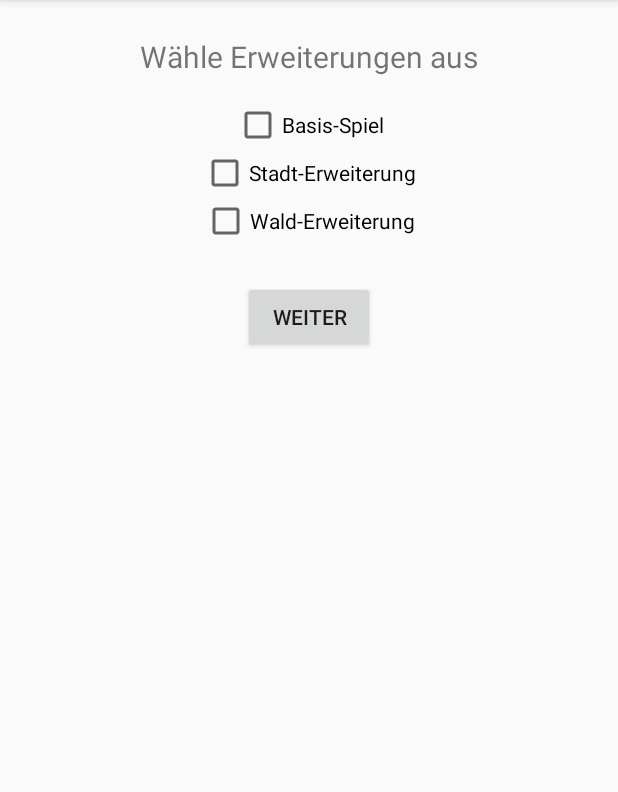
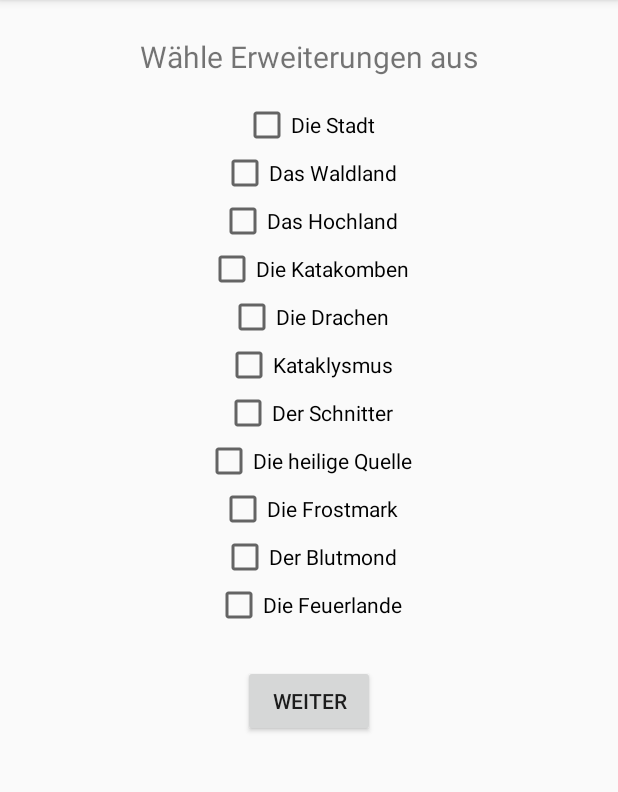
Before and after one commit to MaximaSim/TalismanV01, an Android app built with Jetpack Compose: the ExpansionSelectionActivity screen opened directly, with no data from a screen before it, on a phone screen of 412 x 824 dp, the part 84-876 px from its top. Run offline under Robolectric (Android 15) with nearby library versions, the phone set to English and light mode, and no system bars.

Commit message:
Erweiterungen eingefügt

```diff
--- a/app/src/main/java/com/example/talismanv01/CharacterManager.java
+++ b/app/src/main/java/com/example/talismanv01/CharacterManager.java
@@ -21,4 +21,7 @@ public class CharacterManager {
     public static List<GameCharacter> getAllCharacters() {
         return allCharacters;
     }
+
+    //Erweiterungsname: High=Hochland, KK=Katakomben, City=Stadt, Forest=Waldland, Drag=Die Drachen,
+    //KL=Kataklysmus, Sn=Schnitter, Quell=Die heilige Quelle, Frost=Frostmark, Blood=Blutmond, Fire=Feuerlande
 }
--- a/app/src/main/java/com/example/talismanv01/CharacterSelectionActivity.java
+++ b/app/src/main/java/com/example/talismanv01/CharacterSelectionActivity.java
@@ -1,8 +1,8 @@
 package com.example.talismanv01;
-
 import android.content.Intent;
 import android.os.Bundle;
 import android.widget.Button;
+import android.widget.Toast;
 import androidx.appcompat.app.AppCompatActivity;
 import java.util.ArrayList;
 import java.util.Random;
@@ -14,7 +14,6 @@ public class CharacterSelectionActivity extends AppCompatActivity {
     private ArrayList<String> selectedExpansions;
     private ArrayList<GameCharacter> validCharacters;
     private ArrayList<GameCharacter> displayedCharacters = new ArrayList<>();
-
 
     @Override
     protected void onCreate(Bundle savedInstanceState) {
@@ -41,10 +40,13 @@ public class CharacterSelectionActivity extends AppCompatActivity {
 
         // Setze OnClickListener für den Random-Button
         btnRandomCharacter.setOnClickListener(v -> {
-            // Wähle einen einzelnen zufälligen Charakter aus
+            // Wähle einen einzelnen zufälligen Charakter aus, der nicht bereits angezeigt wird
             GameCharacter randomCharacter = getRandomSingleCharacter();
             if (randomCharacter != null) {
                 openCharacterDisplay(randomCharacter);
+            } else {
+                // Falls kein weiterer Charakter verfügbar ist
+                Toast.makeText(this, "Keine weiteren Charaktere verfügbar", Toast.LENGTH_SHORT).show();
             }
         });
     }
@@ -52,6 +54,10 @@ public class CharacterSelectionActivity extends AppCompatActivity {
     // Methode zum Aktualisieren der 3 Hauptcharakterbuttons
     private void updateCharacterButtons() {
         ArrayList<GameCharacter> randomCharacters = getRandomCharacters(3);
+
+        // Speichere die aktuell angezeigten Charaktere
+        displayedCharacters.clear();
+        displayedCharacters.addAll(randomCharacters);
 
         // Falls keine oder zu wenige Charaktere gefunden wurden
         if (randomCharacters.size() < 3) {
@@ -89,7 +95,7 @@ public class CharacterSelectionActivity extends AppCompatActivity {
         btnCharacter3.setOnClickListener(v -> openCharacterDisplay(randomCharacters.get(2)));
     }
 
-    // Methode für einen einzelnen Zufallscharakter
+    // Methode für einen einzelnen Zufallscharakter, der nicht bereits angezeigt wird
     private GameCharacter getRandomSingleCharacter() {
         ArrayList<GameCharacter> remainingCharacters = new ArrayList<>();
 
@@ -99,17 +105,17 @@ public class CharacterSelectionActivity extends AppCompatActivity {
             }
         }
 
-        if (remainingCharacters.isEmpty()) return null;
+        if (remainingCharacters.isEmpty()) {
+            return null;
+        }
 
         Random rand = new Random();
         int randomIndex = rand.nextInt(remainingCharacters.size());
         return remainingCharacters.get(randomIndex);
     }
 
-
     private ArrayList<GameCharacter> getRandomCharacters(int count) {
         ArrayList<GameCharacter> randomCharacters = new ArrayList<>();
-        displayedCharacters = new ArrayList<>(randomCharacters);
 
         // Sicherstellen, dass wir genügend gültige Charaktere haben
         if (validCharacters.size() < count) {
@@ -120,6 +126,7 @@ public class CharacterSelectionActivity extends AppCompatActivity {
 
         Random rand = new Random();
         for (int i = 0; i < count; i++) {
+            if (availableCharacters.isEmpty()) break;
             int randomIndex = rand.nextInt(availableCharacters.size());
             GameCharacter randomCharacter = availableCharacters.get(randomIndex);
             randomCharacters.add(randomCharacter);
--- a/app/src/main/java/com/example/talismanv01/ExpansionSelectionActivity.java
+++ b/app/src/main/java/com/example/talismanv01/ExpansionSelectionActivity.java
@@ -10,23 +10,40 @@ import java.util.ArrayList;
 
 public class ExpansionSelectionActivity extends AppCompatActivity {
 
-    private CheckBox cbBase, cbCity, cbForest;
+    private CheckBox cbCity, cbForest, cbHigh, cbKK, cbDrag, cbKL, cbSn, cbQuell, cbFrost, cbBlood, cbFire;
 
     @Override
     protected void onCreate(Bundle savedInstanceState) {
         super.onCreate(savedInstanceState);
         setContentView(R.layout.activity_expansion_selection);
 
-        cbBase = findViewById(R.id.cbBase);
         cbCity = findViewById(R.id.cbCity);
         cbForest = findViewById(R.id.cbForest);
+        cbHigh = findViewById(R.id.cbHigh);
+        cbKK = findViewById(R.id.cbKK);
+        cbDrag = findViewById(R.id.cbDrag);
+        cbKL = findViewById(R.id.cbKL);
+        cbSn = findViewById(R.id.cbSn);
+        cbQuell = findViewById(R.id.cbQuell);
+        cbFrost = findViewById(R.id.cbFrost);
+        cbBlood = findViewById(R.id.cbBlood);
+        cbFire = findViewById(R.id.cbFire);
 
         Button confirmButton = findViewById(R.id.btnConfirm);
         confirmButton.setOnClickListener(v -> {
             ArrayList<String> selectedExpansions = new ArrayList<>();
-            if (cbBase.isChecked()) selectedExpansions.add("Base");
-            if (cbCity.isChecked()) selectedExpansions.add("City");
+            selectedExpansions.add("Base");
+            if (cbCity.isChecked()) selectedExpansions.add("City") ;
             if (cbForest.isChecked()) selectedExpansions.add("Forest");
+            if(cbHigh.isChecked()) selectedExpansions.add("High");
+            if(cbKK.isChecked()) selectedExpansions.add("KK");
+            if(cbDrag.isChecked()) selectedExpansions.add("Drag");
+            if(cbKL.isChecked()) selectedExpansions.add("KL");
+            if(cbSn.isChecked()) selectedExpansions.add("Sn");
+            if(cbQuell.isChecked()) selectedExpansions.add("Quell");
+            if(cbFrost.isChecked()) selectedExpansions.add("Frost");
+            if(cbBlood.isChecked()) selectedExpansions.add("Blood");
+            if(cbFire.isChecked()) selectedExpansions.add("Fire");
 
             if(!selectedExpansions.isEmpty()) {
                 Intent intent = new Intent(this, CharacterSelectionActivity.class);
--- a/app/src/main/res/layout/activity_expansion_selection.xml
+++ b/app/src/main/res/layout/activity_expansion_selection.xml
@@ -18,22 +18,70 @@
             android:layout_marginBottom="16dp" />
 
         <CheckBox
-            android:id="@+id/cbBase"
-            android:layout_width="wrap_content"
-            android:layout_height="wrap_content"
-            android:text="Basis-Spiel" />
-
-        <CheckBox
             android:id="@+id/cbCity"
             android:layout_width="wrap_content"
             android:layout_height="wrap_content"
-            android:text="Stadt-Erweiterung" />
+            android:text="Die Stadt" />
 
         <CheckBox
             android:id="@+id/cbForest"
             android:layout_width="wrap_content"
             android:layout_height="wrap_content"
-            android:text="Wald-Erweiterung" />
+            android:text="Das Waldland" />
+
+        <CheckBox
+            android:id="@+id/cbHigh"
+            android:layout_width="wrap_content"
+            android:layout_height="wrap_content"
+            android:text="Das Hochland" />
+
+        <CheckBox
+            android:id="@+id/cbKK"
+            android:layout_width="wrap_content"
+            android:layout_height="wrap_content"
+            android:text="Die Katakomben" />
+
+        <CheckBox
+            android:id="@+id/cbDrag"
+            android:layout_width="wrap_content"
+            android:layout_height="wrap_content"
+            android:text="Die Drachen" />
+
+        <CheckBox
+            android:id="@+id/cbKL"
+            android:layout_width="wrap_content"
+            android:layout_height="wrap_content"
+            android:text="Kataklysmus" />
+
+        <CheckBox
+            android:id="@+id/cbSn"
+            android:layout_width="wrap_content"
+            android:layout_height="wrap_content"
+            android:text="Der Schnitter" />
+
+        <CheckBox
+            android:id="@+id/cbQuell"
+            android:layout_width="wrap_content"
+            android:layout_height="wrap_content"
+            android:text="Die heilige Quelle" />
+
+        <CheckBox
+            android:id="@+id/cbFrost"
+            android:layout_width="wrap_content"
+            android:layout_height="wrap_content"
+            android:text="Die Frostmark" />
+
+        <CheckBox
+            android:id="@+id/cbBlood"
+            android:layout_width="wrap_content"
+            android:layout_height="wrap_content"
+            android:text="Der Blutmond" />
+
+        <CheckBox
+            android:id="@+id/cbFire"
+            android:layout_width="wrap_content"
+            android:layout_height="wrap_content"
+            android:text="Die Feuerlande" />
 
         <Button
             android:id="@+id/btnConfirm"
```
